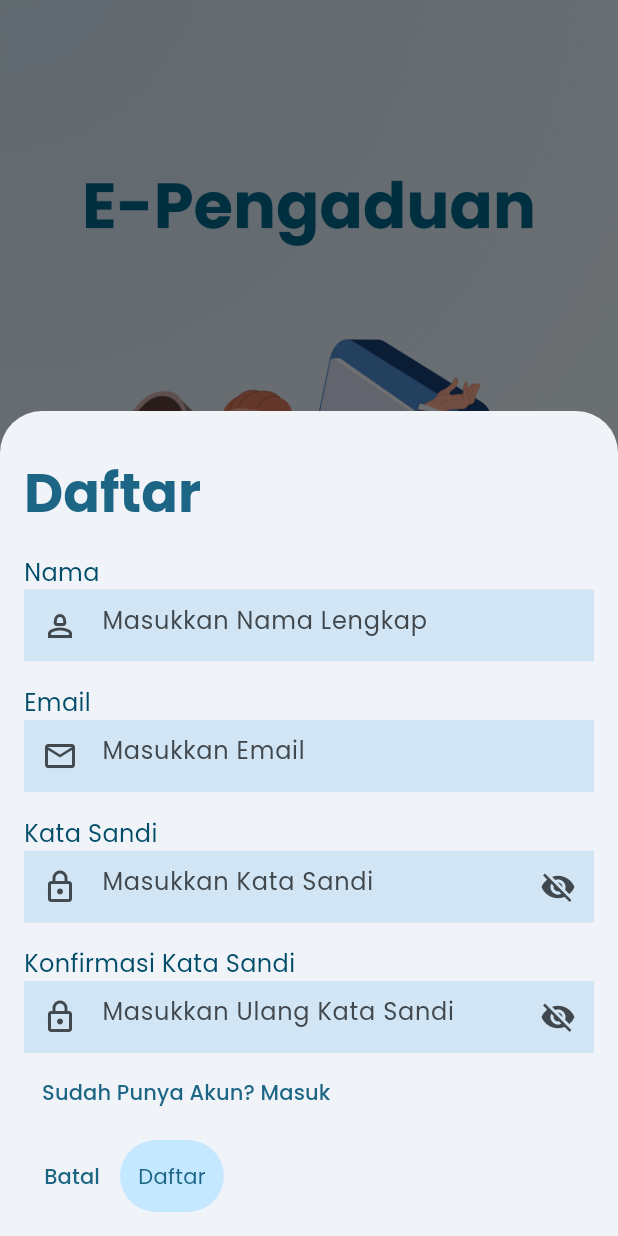
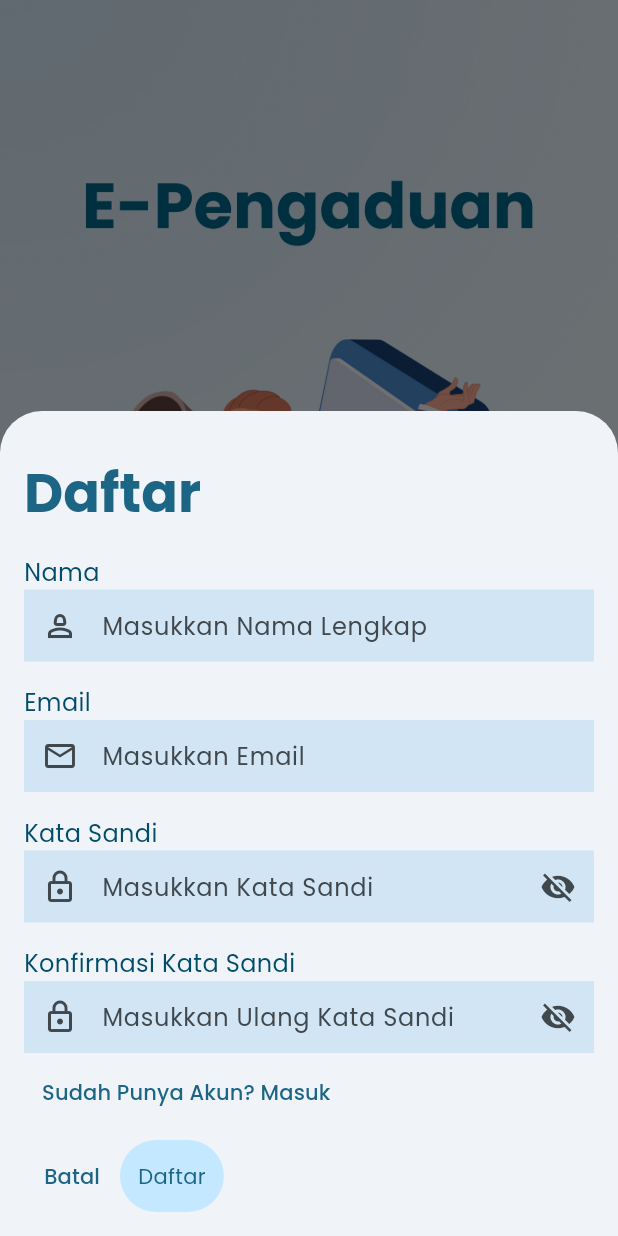
Before and after one commit to Yusufrhman/e-pengaduan-mobile, a Flutter app: the screen it shows after launch, after a tap on "Daftar", on a phone screen of 412 x 824 dp. Run offline on Flutter 3.47's test engine with Material 3 defaults, Android fonts, the light colour scheme and no system bars; our stand-ins replace accordion, animated_splash_screen, carousel_slider, cloud_firestore, firebase_auth, firebase_core and 9 more; accounts and stored records are empty.

Commit message:
final application

```diff
--- a/lib/widget/auth/signup.dart
+++ b/lib/widget/auth/signup.dart
@@ -163,7 +163,8 @@ class _SignUpScreenState extends State<SignUpScreen> {
                         ),
                       ),
                       TextFormField(
-                        style: TextStyle(color: kColorScheme.primary),
+                        style:
+                            TextStyle(color: kColorScheme.primary, height: 2),
                         decoration: InputDecoration(
                           border: InputBorder.none,
                           filled: true,
@@ -190,7 +191,8 @@ class _SignUpScreenState extends State<SignUpScreen> {
                         ),
                       ),
                       TextFormField(
-                        style: TextStyle(color: kColorScheme.primary),
+                        style:
+                            TextStyle(color: kColorScheme.primary, height: 2),
                         keyboardType: TextInputType.emailAddress,
                         decoration: InputDecoration(
                           border: InputBorder.none,
@@ -226,7 +228,8 @@ class _SignUpScreenState extends State<SignUpScreen> {
                       ),
                       TextFormField(
                         obscureText: !_showPassword,
-                        style: TextStyle(color: kColorScheme.primary),
+                        style:
+                            TextStyle(color: kColorScheme.primary, height: 2),
                         decoration: InputDecoration(
                           border: InputBorder.none,
                           filled: true,
@@ -270,7 +273,8 @@ class _SignUpScreenState extends State<SignUpScreen> {
                       ),
                       TextFormField(
                         obscureText: !_showConfirmPassword,
-                        style: TextStyle(color: kColorScheme.primary),
+                        style:
+                            TextStyle(color: kColorScheme.primary, height: 2),
                         decoration: InputDecoration(
                           border: InputBorder.none,
                           filled: true,
--- a/lib/widget/profile/profile_screen.dart
+++ b/lib/widget/profile/profile_screen.dart
@@ -176,6 +176,7 @@ class _ProfileScreenState extends ConsumerState<ProfileScreen> {
   Widget build(BuildContext context) {
     final _userData = ref.watch(userProvider);
     return Scaffold(
+      backgroundColor: kColorScheme.background,
       appBar: AppBar(
         toolbarHeight: 0,
       ),
```
Also changed, not shown: lib/widget/auth/login.dart (+4 -3 lines), lib/widget/berita/berita_card.dart (+11 -12 lines), lib/widget/pengaduan/aduan_accordion.dart (+14 -9 lines), pubspec.lock, 7 other files.
